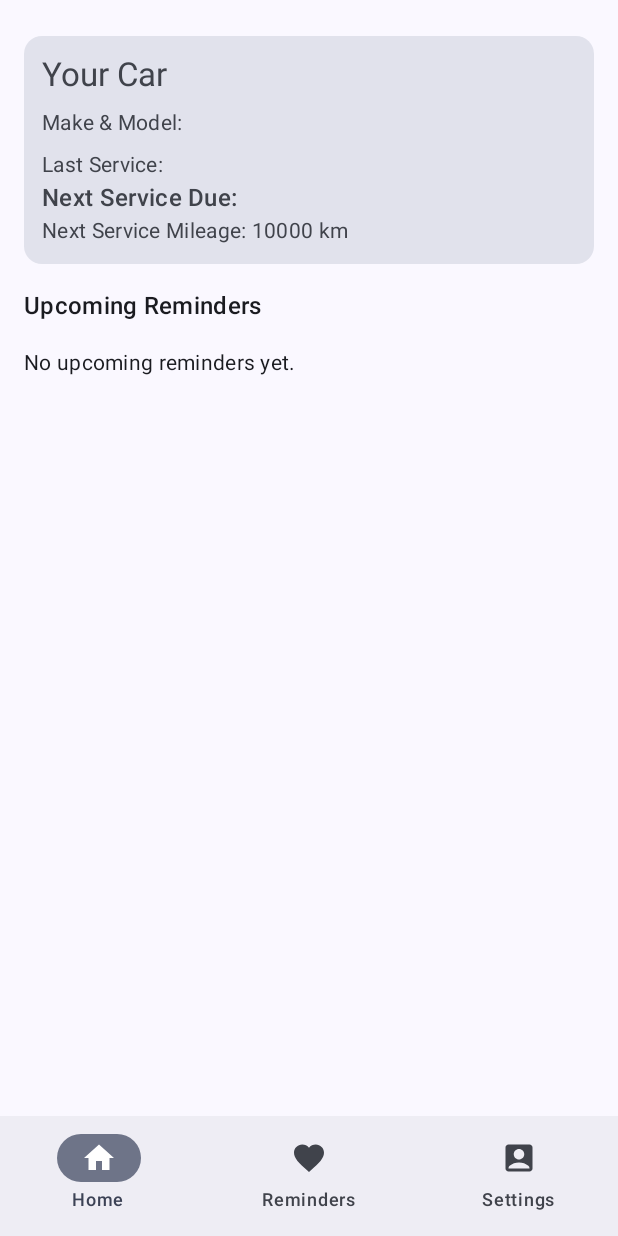
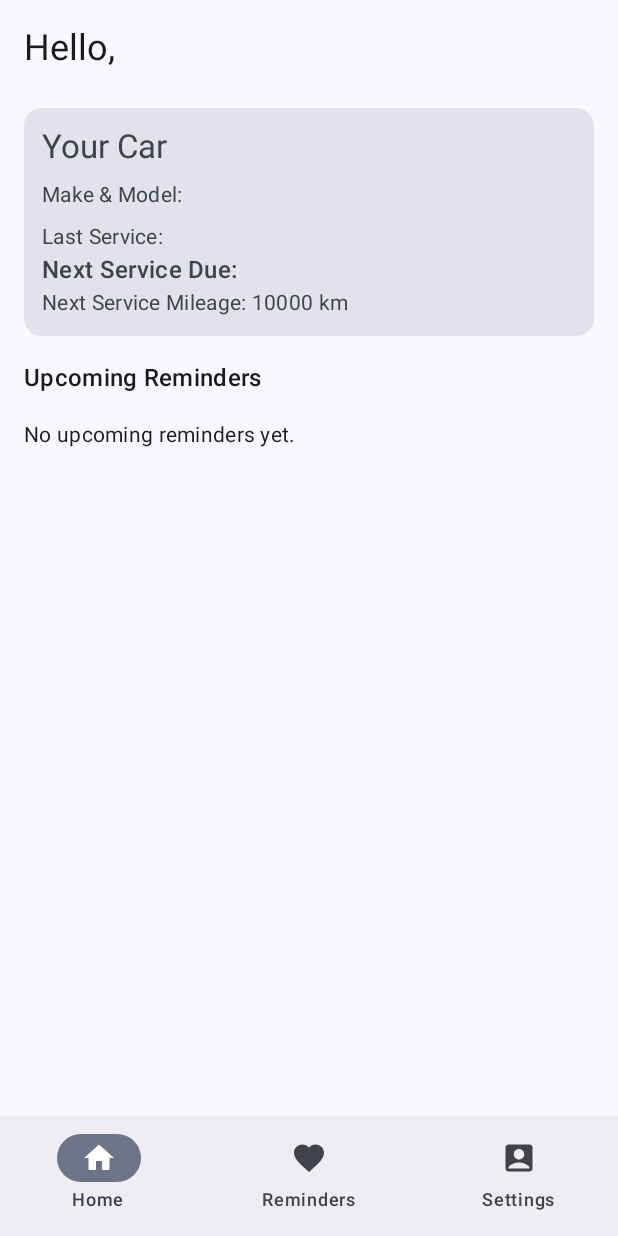
Before and after one commit to FalkowskiDom/Car-Maintenence-CA, an Android app built with Jetpack Compose: the screen it shows after launch (MainActivity), after a tap on "Bypass", on a phone screen of 412 x 824 dp. Run offline under Robolectric (Android 15) with nearby library versions, the phone set to English and light mode, and no system bars; our stand-ins replace navigation suite; 1 other tap on this screen came first.

```diff
--- a/app/src/main/java/ie/setu/carmaintenenceapp/MainActivity.kt
+++ b/app/src/main/java/ie/setu/carmaintenenceapp/MainActivity.kt
@@ -80,7 +80,7 @@ class MainActivity : ComponentActivity() {
                 }
                 loadingSession = false
             }
-            val userName = if (sessionUserName.isNotBlank()) sessionUserName else "User"
+            val userName = sessionUserName.ifBlank { "" }
             // Apply app theme based on darkMode setting
             CarMaintenanceAppTheme(darkTheme = darkMode) {
                 if (loadingSession){
@@ -109,7 +109,8 @@ class MainActivity : ComponentActivity() {
                                 authIsLogin = true
                                 sessionUserName = ""
                                 showSplash = false
-                            }
+                            },
+                            userName = userName
                         )
                     }
                     authIsLogin -> {
@@ -157,7 +158,8 @@ fun CarMaintenanceApp(
     viewModel: CarViewModel,
     dataStore: CarDataStore,
     authStore: AuthStore,
-    onLoggedOut: () -> Unit
+    onLoggedOut: () -> Unit,
+    userName: String
 ) {
 
     // Tracks the currently selected tab/screen
@@ -182,7 +184,8 @@ fun CarMaintenanceApp(
                 // Shows main dashboard info
                 AppDestinations.HOME -> HomeScreen(
                     modifier = Modifier.padding(innerPadding),
-                    viewModel = viewModel
+                    viewModel = viewModel,
+                    userName = userName
                 )
                 // Shows all service reminders
                 AppDestinations.REMINDERS -> ReminderScreen(
@@ -196,9 +199,8 @@ fun CarMaintenanceApp(
                     viewModel = viewModel,
                     dataStore = dataStore,
                     authStore = authStore,
-                    onLoggedOut = { currentDestination = AppDestinations.HOME
-                    onLoggedOut()
-                    }
+                    onLoggedOut = onLoggedOut,
+                    userName = userName
                 )
             }
         }
--- a/app/src/main/java/ie/setu/carmaintenenceapp/ui/screens/HomeScreen.kt
+++ b/app/src/main/java/ie/setu/carmaintenenceapp/ui/screens/HomeScreen.kt
@@ -11,7 +11,7 @@ import androidx.compose.ui.unit.dp
 import ie.setu.carmaintenenceapp.ui.viewmodel.CarViewModel
 
 @Composable
-fun HomeScreen(modifier: Modifier = Modifier, viewModel: CarViewModel) {
+fun HomeScreen(modifier: Modifier = Modifier, viewModel: CarViewModel, userName: String) {
     // Read current saved car details from ViewModel state
     val carMake = viewModel.carMake.value
     val carModel = viewModel.carModel.value
@@ -32,6 +32,10 @@ fun HomeScreen(modifier: Modifier = Modifier, viewModel: CarViewModel) {
             .padding(16.dp),
         verticalArrangement = Arrangement.spacedBy(16.dp)
     ) {
+        Text(
+            text = "Hello, $userName",
+            style = MaterialTheme.typography.headlineSmall
+        )
         // Card showing current car profile info
         Card(
             modifier = Modifier
```
Also changed, not shown: app/src/main/java/ie/setu/carmaintenenceapp/ui/screens/ReminderScreen.kt (+34 -1 lines), app/src/main/java/ie/setu/carmaintenenceapp/ui/screens/SettingsScreen.kt (+27 -7 lines).
